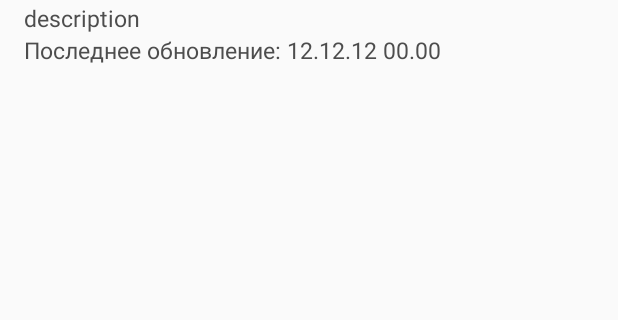
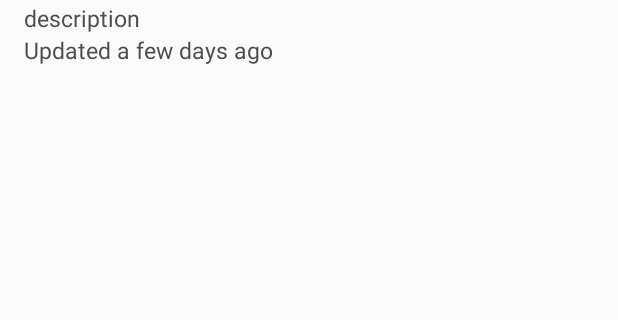
Before and after one commit to jelsu/myWeatherView, an Android app: the screen it shows after launch (MainActivity), on a phone screen of 412 x 824 dp, the part 219-539 px from its top. Run offline under Robolectric (Android 15) with nearby library versions, the phone set to English and light mode, and no system bars; our stand-ins replace EventBus; network calls fail; 2 statements that could not run were skipped.

Commit message:
updated date and days view of the week view
change ui language

added correct receive data and update UI

```diff
--- a/app/build.gradle
+++ b/app/build.gradle
@@ -26,5 +26,6 @@ dependencies {
     })
     compile 'com.android.support:appcompat-v7:24.2.1'
     compile 'com.android.support:recyclerview-v7:24+'
+    compile 'org.greenrobot:eventbus:3.0.0'
     testCompile 'junit:junit:4.12'
 }
--- a/app/src/main/java/com/teaching/jelus/myweatherview/MainActivity.java
+++ b/app/src/main/java/com/teaching/jelus/myweatherview/MainActivity.java
@@ -1,9 +1,12 @@
 package com.teaching.jelus.myweatherview;
 
+import android.content.Context;
 import android.database.Cursor;
 import android.database.sqlite.SQLiteDatabase;
 import android.graphics.Bitmap;
 import android.graphics.BitmapFactory;
+import android.net.ConnectivityManager;
+import android.net.NetworkInfo;
 import android.os.Bundle;
 import android.support.v7.app.AppCompatActivity;
 import android.support.v7.widget.LinearLayoutManager;
@@ -11,10 +14,18 @@ import android.support.v7.widget.RecyclerView;
 import android.util.Log;
 import android.widget.ImageView;
 import android.widget.TextView;
+import android.widget.Toast;
+
+import org.greenrobot.eventbus.EventBus;
+import org.greenrobot.eventbus.Subscribe;
+import org.greenrobot.eventbus.ThreadMode;
 
 import java.text.SimpleDateFormat;
 import java.util.ArrayList;
 import java.util.Date;
+import java.util.Locale;
+import java.util.concurrent.ExecutorService;
+import java.util.concurrent.Executors;
 
 import static com.teaching.jelus.myweatherview.DatabaseHelper.CITY_COLUMN;
 import static com.teaching.jelus.myweatherview.DatabaseHelper.DATETIME_COLUMN;
@@ -35,12 +46,14 @@ public class MainActivity extends AppCompatActivity {
     private RecyclerView.LayoutManager mLayoutManager;
     private TextView mDateTimeTextView;
     private DatabaseHelper mDatabaseHelper;
+    private ExecutorService mPool;
 
     @Override
     protected void onCreate(Bundle savedInstanceState) {
         setTheme(R.style.AppTheme);
         super.onCreate(savedInstanceState);
         setContentView(R.layout.activity_main);
+        EventBus.getDefault().register(this);
         mCityNameTextView = (TextView) findViewById(R.id.text_city_name);
         mTemperatureTextView = (TextView) findViewById(R.id.text_temperature);
         mWeatherDescriptionTextView = (TextView) findViewById(R.id.text_weather_description);
@@ -49,6 +62,11 @@ public class MainActivity extends AppCompatActivity {
         mRecyclerView = (RecyclerView) findViewById(R.id.recycler_forecast);
         mLayoutManager = new LinearLayoutManager(this);
         mRecyclerView.setLayoutManager(mLayoutManager);
+        mPool = (ExecutorService) getLastCustomNonConfigurationInstance();
+        if (mPool == null) {
+            mPool = MyApp.getPool();
+            receiveData();
+        }
     }
 
     @Override
@@ -57,17 +75,34 @@ public class MainActivity extends AppCompatActivity {
         updateUI();
     }
 
+    @Override
+    protected void onDestroy() {
+        mPool.shutdownNow();
+        EventBus.getDefault().unregister(this);
+        super.onDestroy();
+    }
+
+    @Override
+    public Object onRetainCustomNonConfigurationInstance() {
+        return mPool;
+    }
+
+    private void receiveData() {
+        if (isConnect()) {
+            mPool = Executors.newSingleThreadExecutor();
+            mPool.submit(new ReceivingDataTask());
+            mPool.shutdown();
+        } else {
+            Toast.makeText(getApplicationContext(), "No internet connection", Toast.LENGTH_SHORT).show();
+        }
+        Log.d(TAG, "receiveData method completed");
+    }
+
     private void updateUI(){
         runOnUiThread(new Runnable() {
             @Override
             public void run() {
-                //TODO This is temporary solution, needs correction
-                try {
-                    Thread.sleep(2000);
-                } catch (InterruptedException e) {
-                    e.printStackTrace();
-                }
-                mDatabaseHelper = new DatabaseHelper(MyApp.getAppContext());
+                mDatabaseHelper = new DatabaseHelper(getApplicationContext());
                 SQLiteDatabase db = mDatabaseHelper.getWritableDatabase();
                 showCurrentWeatherData(db);
                 showForecastData(db);
@@ -75,6 +110,22 @@ public class MainActivity extends AppCompatActivity {
                 mDatabaseHelper.close();
             }
         });
+    }
+
+    @Subscribe(threadMode = ThreadMode.MAIN)
+    public void onMessageEvent(String requst) {
+        switch (requst){
+            case "success":
+                Toast.makeText(getApplicationContext(),
+                        "Data successfully updated", Toast.LENGTH_LONG).show();
+                updateUI();
+                break;
+            case "error":
+                Toast.makeText(getApplicationContext(),
+                        "Receiving data error", Toast.LENGTH_LONG).show();
+                break;
+        }
+
     }
 
     private void showCurrentWeatherData(SQLiteDatabase db) {
@@ -93,13 +144,13 @@ public class MainActivity extends AppCompatActivity {
                     + temperatureMin) / 2));
             String weatherDescription = cursor.getString(weatherColIndex);
             long unixDate = cursor.getLong(dateTimeColIndex);
-            long lastUpdate = getMinDifferenceBetweenDates(unixDate * 1000);
+            long lastUpdateTime = getMinDifferenceBetweenDates(unixDate * 1000);
+            String lastUpdateStr = getLastUpdateString(lastUpdateTime);
             Bitmap image = convertByteArrayToBitmap(cursor.getBlob(imageColIndex));
             mCityNameTextView.setText(cityName);
             mTemperatureTextView.setText(averageTemperature + "°");
             mWeatherDescriptionTextView.setText(weatherDescription);
-            mDateTimeTextView.setText(
-                    "Обновлено " + lastUpdate + " мин. назад");
+            mDateTimeTextView.setText(lastUpdateStr);
             mWeatherImageView.setImageBitmap(image);
         } else {
             Log.d(TAG, "Database is null");
@@ -141,6 +192,14 @@ public class MainActivity extends AppCompatActivity {
         return bitmap;
     }
 
+    private boolean isConnect(){
+        ConnectivityManager connectivityManager = (ConnectivityManager) MyApp
+                .getAppContext()
+                .getSystemService(Context.CONNECTIVITY_SERVICE);
+        NetworkInfo networkInfo = connectivityManager.getActiveNetworkInfo();
+        return networkInfo != null && networkInfo.isConnectedOrConnecting();
+    }
+
     private Date convertUnixTimeToData(long unixTime){
         return new Date(unixTime * 1000);
     }
@@ -150,15 +209,26 @@ public class MainActivity extends AppCompatActivity {
         Date currentDate = new Date();
         long minDifference = getMinDifferenceBetweenDates(date.getTime());
         if (dateFormat.format(date).equals(dateFormat.format(currentDate))){
-            return "Сегодня";
+            return "Today";
         } else if (minDifference <= 1440){
-            return "Завтра";
+            return "Tomorrow";
         }
-        return dateFormat.format(date);
+        return new SimpleDateFormat("EEEE", Locale.ENGLISH).format(date);
     }
 
     private long getMinDifferenceBetweenDates(long date) {
         long millisDifference = Math.abs(System.currentTimeMillis() - date) / 1000;
         return millisDifference / 60;
     }
+
+    private String getLastUpdateString(long updateTime){
+        if (updateTime >= 60){
+            int hours = (int) updateTime / 60;
+            if (hours > 24){
+                return "Updated a few days ago";
+            }
+            return "Updated " + hours + " hours ago";
+        }
+        return "Updated " + updateTime + " minutes ago";
+    }
 }
--- a/app/src/main/java/com/teaching/jelus/myweatherview/MyApp.java
+++ b/app/src/main/java/com/teaching/jelus/myweatherview/MyApp.java
@@ -2,41 +2,26 @@ package com.teaching.jelus.myweatherview;
 
 import android.app.Application;
 import android.content.Context;
-import android.net.ConnectivityManager;
-import android.net.NetworkInfo;
-import android.widget.Toast;
 
 import java.util.concurrent.ExecutorService;
 import java.util.concurrent.Executors;
 
 public class MyApp extends Application {
     private static Context sContext;
+    private static ExecutorService sPool;
 
     @Override
     public void onCreate() {
         super.onCreate();
         MyApp.sContext = getApplicationContext();
-        //TODO Create correct data update
-        if (isConnect()) {
-            ExecutorService pool = Executors.newSingleThreadExecutor();
-            ReceivingDataTask receivingDataTask = new ReceivingDataTask();
-            pool.submit(receivingDataTask);
-            pool.shutdown();
-            Toast.makeText(sContext, "isConnect() " + isConnect(), Toast.LENGTH_LONG).show();
-        } else {
-            Toast.makeText(sContext, "isConnect() " + isConnect(), Toast.LENGTH_LONG).show();
-        }
-    }
-
-    private boolean isConnect(){
-        ConnectivityManager connectivityManager = (ConnectivityManager) MyApp
-                        .getAppContext()
-                        .getSystemService(Context.CONNECTIVITY_SERVICE);
-        NetworkInfo networkInfo = connectivityManager.getActiveNetworkInfo();
-        return networkInfo != null && networkInfo.isConnectedOrConnecting();
+        sPool = Executors.newSingleThreadExecutor();
     }
 
     public static Context getAppContext() {
         return MyApp.sContext;
     }
+
+    public static ExecutorService getPool() {
+        return sPool;
+    }
 }
--- a/app/src/main/java/com/teaching/jelus/myweatherview/ReceivingDataTask.java
+++ b/app/src/main/java/com/teaching/jelus/myweatherview/ReceivingDataTask.java
@@ -7,7 +7,9 @@ import android.graphics.BitmapFactory;
 import android.os.Looper;
 import android.util.Log;
 
+import org.greenrobot.eventbus.EventBus;
 import org.json.JSONArray;
+import org.json.JSONException;
 import org.json.JSONObject;
 
 import java.io.BufferedReader;
@@ -35,13 +37,19 @@ public class ReceivingDataTask implements Runnable {
             String forecastStringData = getDataOnRequest("forecast/daily/");
             JSONObject currentWeatherJsonData = new JSONObject(currentWeatherStringData);
             JSONObject forecastJsonData = new JSONObject(forecastStringData);
-            mDatabaseHelper.deleteAll();
-            currentWeatherDataInDatabase(currentWeatherJsonData);
-            forecastInDatabase(forecastJsonData);
-            mDatabaseHelper.showDataInLog();
+            if (isDataCorrect(currentWeatherJsonData) && isDataCorrect(forecastJsonData)) {
+                mDatabaseHelper.deleteAll();
+                currentWeatherDataInDatabase(currentWeatherJsonData);
+                forecastInDatabase(forecastJsonData);
+                mDatabaseHelper.showDataInLog();
+                EventBus.getDefault().post("success");
+            } else {
+                EventBus.getDefault().post("error");
+            }
             mDatabaseHelper.close();
         } catch (Exception e) {
             e.printStackTrace();
+            EventBus.getDefault().post("error");
             mDatabaseHelper.close();
         }
     }
@@ -49,11 +57,10 @@ public class ReceivingDataTask implements Runnable {
     private String getDataOnRequest(String requestType) throws Exception {
         double latitude = mLockationHelper.getLatitude();
         double longitude = mLockationHelper.getLongitude();
-        Log.d("MyApp", "Current lockation latitude: " + latitude + "; longitude: " + longitude);
+        Log.d(TAG, "Current lockation latitude: " + latitude + "; longitude: " + longitude);
         StringBuilder compositeUrl = new StringBuilder(BEGINNING_URL + requestType);
         compositeUrl.append("?lat=" + latitude);
         compositeUrl.append("&lon=" + longitude);
-        compositeUrl.append("&lang=ru");
         compositeUrl.append("&appid=" + APP_ID);
         compositeUrl.append("&units=metric");
         Log.d(TAG, "Composite URL: " + compositeUrl.toString());
@@ -151,4 +158,12 @@ public class ReceivingDataTask implements Runnable {
         }
         return new byte[0];
     }
+
+    private boolean isDataCorrect(JSONObject data) throws JSONException {
+        int cod = data.getInt("cod");
+        if (cod == 200){
+            return true;
+        }
+        return false;
+    }
 }
--- a/app/src/main/res/values/strings.xml
+++ b/app/src/main/res/values/strings.xml
@@ -3,7 +3,6 @@
     <string name="text_temperature">00°</string>
     <string name="text_city_name">city name</string>
     <string name="text_description">description</string>
-    <string name="text_date">Последнее обновление: 12.12.12 00.00</string>
-    <string name="text_forecast">Forecast:</string>
+    <string name="text_date">Updated a few days ago</string>
     <string name="text_forecast_temperature">00° / 00°</string>
 </resources>
```
